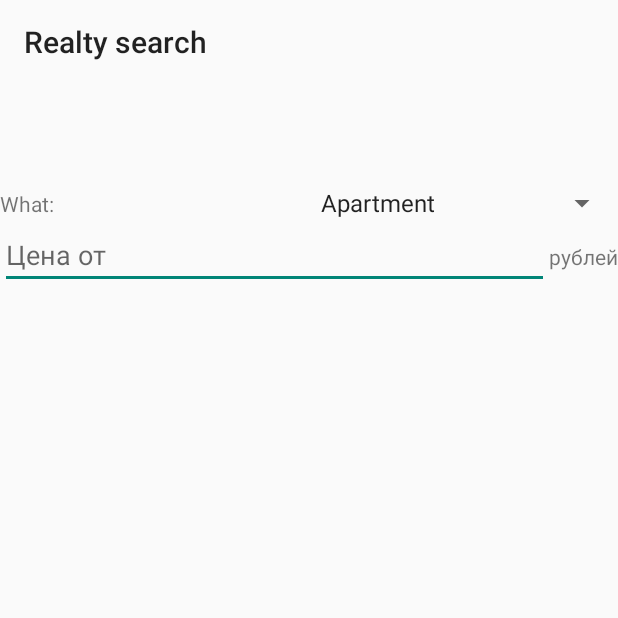
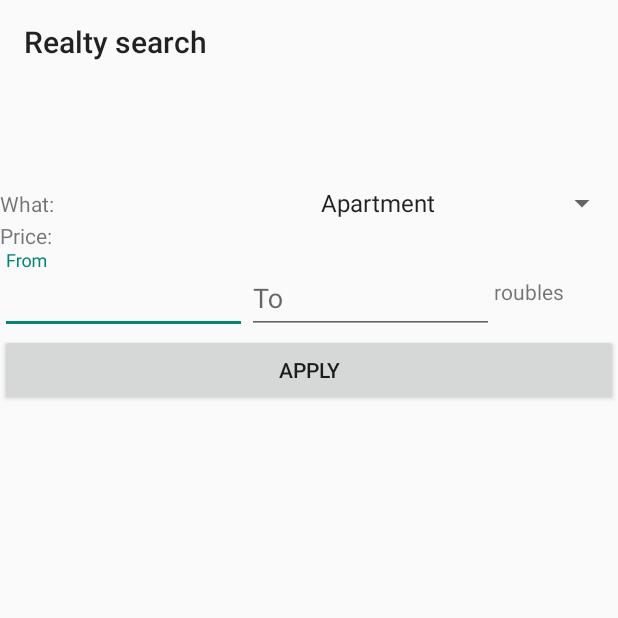
Before and after one commit to marwinxxii/android-rx-ui-sample, an Android app: the FiltersActivity screen opened directly, with no data from a screen before it, on a phone screen of 412 x 824 dp, the top half of it. Run offline under Robolectric (Android 15) with nearby library versions, the phone set to English and light mode, and no system bars; our stand-ins replace ButterKnife; plain views replace SegmentedGroup; 6 statements that could not run were skipped.

Commit message:
Beta version of sample.

```diff
--- a/app/src/main/java/com/marwinxxii/reactiveui/FiltersView.java
+++ b/app/src/main/java/com/marwinxxii/reactiveui/FiltersView.java
@@ -3,19 +3,14 @@ package com.marwinxxii.reactiveui;
 import android.annotation.TargetApi;
 import android.content.Context;
 import android.os.Build;
+import android.support.design.widget.TextInputLayout;
 import android.util.AttributeSet;
 import android.view.LayoutInflater;
-import android.widget.EditText;
-import android.widget.FrameLayout;
-import android.widget.RadioGroup;
-import android.widget.Spinner;
+import android.widget.*;
 
 import butterknife.Bind;
 import butterknife.ButterKnife;
 
-/**
- * @author Alexey Agapitov <agapitov@yandex-team.ru> on 06.09.2015
- */
 public class FiltersView extends FrameLayout {
     @Bind(R.id.deal_type)
     RadioGroup dealType;
@@ -23,8 +18,14 @@ public class FiltersView extends FrameLayout {
     @Bind(R.id.property_type)
     Spinner propertyType;
 
-    @Bind(R.id.price)
-    EditText price;
+    @Bind(R.id.price_from)
+    TextInputLayout priceFrom;
+
+    @Bind(R.id.price_to)
+    TextInputLayout priceTo;
+
+    @Bind(R.id.apply)
+    Button apply;
 
     public FiltersView(Context context) {
         super(context);
@@ -62,7 +63,15 @@ public class FiltersView extends FrameLayout {
         return propertyType;
     }
 
-    public EditText getPrice() {
-        return price;
+    public TextInputLayout getPriceFrom() {
+        return priceFrom;
+    }
+
+    public TextInputLayout getPriceTo() {
+        return priceTo;
+    }
+
+    public Button getApplyButton() {
+        return apply;
     }
 }
--- a/app/src/main/res/layout/view_filters.xml
+++ b/app/src/main/res/layout/view_filters.xml
@@ -51,21 +51,56 @@
             android:spinnerMode="dropdown" />
     </LinearLayout>
 
+    <TextView
+        android:layout_width="wrap_content"
+        android:layout_height="wrap_content"
+        android:text="@string/price" />
+
     <LinearLayout
         android:layout_width="match_parent"
         android:layout_height="wrap_content"
         android:orientation="horizontal">
 
-        <EditText
-            android:id="@+id/price"
-            android:layout_width="match_parent"
+        <android.support.design.widget.TextInputLayout
+            android:id="@+id/price_from"
+            android:layout_width="0dp"
             android:layout_height="wrap_content"
-            android:layout_weight="0.8"
-            android:hint="Цена от" />
+            android:layout_weight="0.4">
+
+            <EditText
+                android:id="@+id/price_from_et"
+                style="@style/Price"
+                android:layout_width="match_parent"
+                android:layout_height="wrap_content"
+                android:hint="@string/price_from_hint" />
+        </android.support.design.widget.TextInputLayout>
+
+        <android.support.design.widget.TextInputLayout
+            android:id="@+id/price_to"
+            android:layout_width="0dp"
+            android:layout_height="wrap_content"
+            android:layout_weight="0.4">
+
+            <EditText
+                android:id="@+id/price_to_et"
+                style="@style/Price"
+                android:layout_width="match_parent"
+                android:layout_height="wrap_content"
+                android:hint="@string/price_to_hint" />
+        </android.support.design.widget.TextInputLayout>
 
         <TextView
-            android:layout_width="wrap_content"
+            android:id="@+id/currency"
+            android:layout_width="0dp"
             android:layout_height="wrap_content"
-            android:text="рублей" />
+            android:layout_gravity="center_vertical"
+            android:layout_weight="0.2"
+            android:text="@string/currency_rur_label" />
     </LinearLayout>
+
+    <Button
+        android:id="@+id/apply"
+        android:layout_width="match_parent"
+        android:layout_height="wrap_content"
+        android:text="@string/apply_filters" />
 </LinearLayout>
--- a/app/src/main/res/values/strings.xml
+++ b/app/src/main/res/values/strings.xml
@@ -1,10 +1,16 @@
 <resources>
     <string name="app_name">Reactive UI</string>
+
     <string name="activity_main_label">Reactive UI</string>
     <string name="activity_main_title">Choose your way:</string>
+    <string name="main_class">com.marwinxxii.reactiveui.activity.FiltersActivity</string>
+    <string name="main_action_rx">com.marwinxxii.reactiveui.main.ACTION_RX</string>
+    <string name="main_action_classic">com.marwinxxii.reactiveui.main.ACTION_CLASSIC</string>
+
     <string name="activity_filters_label">Realty search</string>
     <string name="activity_filters_rx">Start with Rx way</string>
     <string name="activity_filters_oldschool">Start with oldschool way</string>
+
     <string name="buy">Buy</string>
     <string name="rent">Rent</string>
 
@@ -19,7 +25,12 @@
         <item>@string/property_house</item>
     </string-array>
 
-    <string name="main_class">com.marwinxxii.reactiveui.activity.FiltersActivity</string>
-    <string name="main_action_rx">com.marwinxxii.reactiveui.main.ACTION_RX</string>
-    <string name="main_action_classic">com.marwinxxii.reactiveui.main.ACTION_CLASSIC</string>
+    <string name="price">Price:</string>
+    <string name="price_from_hint">From</string>
+    <string name="price_to_hint">To</string>
+    <string name="currency_rur_label">roubles</string>
+    <string name="price_error">Incorrect price</string>
+    <string name="apply_filters">Apply</string>
+    <string name="filters_applied">Filters applied</string>
+    <string name="offers_found">%d offers</string>
 </resources>
--- a/app/src/main/res/values/styles.xml
+++ b/app/src/main/res/values/styles.xml
@@ -22,4 +22,12 @@
         <item name="android:gravity">center</item>
     </style>
 
+    <style name="Price">
+        <item name="android:digits">0123456789</item>
+        <item name="android:hint">@string/price_to_hint</item>
+        <item name="android:inputType">number</item>
+        <item name="android:maxLength">10</item>
+        <item name="android:singleLine">true</item>
+    </style>
+
 </resources>
--- a/app/src/main/res/xml/main.xml
+++ b/app/src/main/res/xml/main.xml
@@ -9,7 +9,7 @@
 
     <Preference android:title="@string/activity_filters_oldschool">
         <intent
-            android:action="@string/main_action_oldschool"
+            android:action="@string/main_action_classic"
             android:targetClass="@string/main_class"
             android:targetPackage="@string/app_id" />
     </Preference>
```
Also changed, not shown: app/src/main/java/com/marwinxxii/reactiveui/ClassicFiltersController.java (+46 -13 lines), app/src/main/java/com/marwinxxii/reactiveui/FiltersHelper.java (added, +72 -0 lines), app/src/main/java/com/marwinxxii/reactiveui/PriceRange.java (added, +20 -0 lines), app/src/main/java/com/marwinxxii/reactiveui/RxFiltersController.java (+34 -25 lines), app/src/main/java/com/marwinxxii/reactiveui/SearchHelper.java (deleted, +0 -88 lines), app/src/main/java/com/marwinxxii/reactiveui/network/SearchRequest.java (+5 -6 lines), 1 other file.
